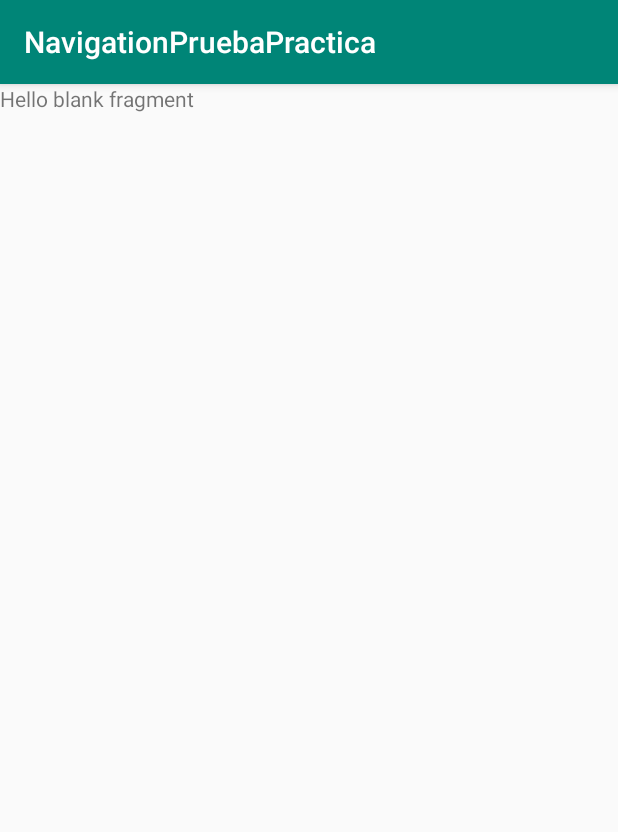
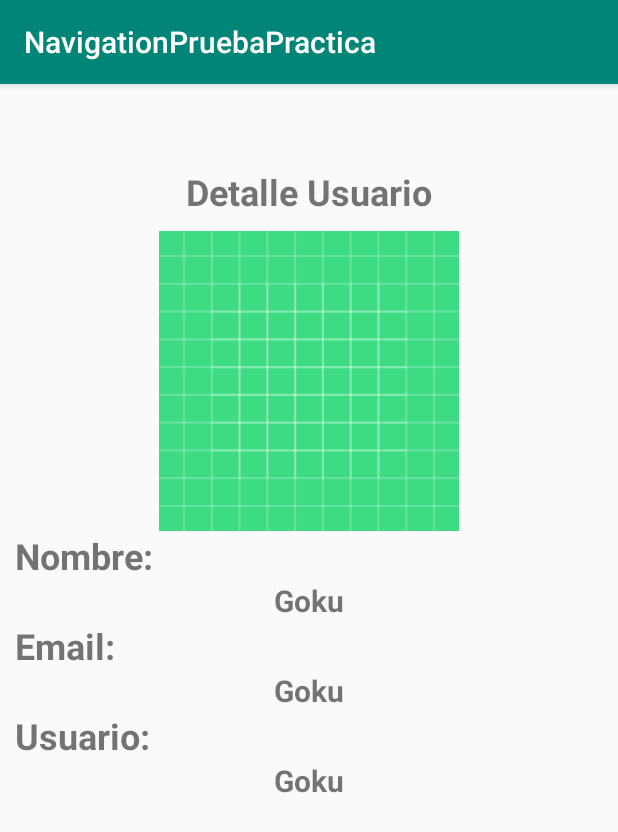
Before and after one commit to yonattan95/DGForm, an Android app: the fragment PerfilFragment shown on its own in the app's theme, on a phone screen of 412 x 824 dp. Shown: the top 832 px of the screen. Run offline under Robolectric (Android 15) with nearby library versions, the phone set to English and light mode, and no system bars; our stand-ins replace Volley; network calls fail.

Commit message:
Pefil Usuario
Se agrego la pantalla de perfil de usuario

```diff
--- /dev/null
+++ b/AppMovil/app/src/main/java/com/example/navigationdrawerpractica/Entidades/Usuario.java
@@ -0,0 +1,30 @@
+package com.example.navigationdrawerpractica.Entidades;
+
+
+public class Usuario {
+    private String xNombre, email, Usuario;
+
+    public String getxNombre() {
+        return xNombre;
+    }
+
+    public void setxNombre(String xNombre) {
+        this.xNombre = xNombre;
+    }
+
+    public String getEmail() {
+        return email;
+    }
+
+    public void setEmail(String email) {
+        this.email = email;
+    }
+
+    public String getUsuario() {
+        return Usuario;
+    }
+
+    public void setUsuario(String usuario) {
+        Usuario = usuario;
+    }
+}
--- a/AppMovil/app/src/main/java/com/example/navigationdrawerpractica/Fragments/PerfilFragment.java
+++ b/AppMovil/app/src/main/java/com/example/navigationdrawerpractica/Fragments/PerfilFragment.java
@@ -1,44 +1,50 @@
 package com.example.navigationdrawerpractica.Fragments;
 
+import android.app.ProgressDialog;
 import android.os.Bundle;
 
 import androidx.fragment.app.Fragment;
+import androidx.recyclerview.widget.RecyclerView;
 
+import android.util.Log;
 import android.view.LayoutInflater;
 import android.view.View;
 import android.view.ViewGroup;
+import android.widget.Button;
+import android.widget.TextView;
+import android.widget.Toast;
 
+import com.android.volley.Request;
+import com.android.volley.RequestQueue;
+import com.android.volley.Response;
+import com.android.volley.VolleyError;
+import com.android.volley.toolbox.JsonObjectRequest;
+import com.android.volley.toolbox.Volley;
+import com.example.navigationdrawerpractica.Entidades.Usuario;
 import com.example.navigationdrawerpractica.R;
 
-/**
- * A simple {@link Fragment} subclass.
- * Use the {@link PerfilFragment#newInstance} factory method to
- * create an instance of this fragment.
- */
-public class PerfilFragment extends Fragment {
+import org.json.JSONArray;
+import org.json.JSONException;
+import org.json.JSONObject;
 
-    // TODO: Rename parameter arguments, choose names that match
-    // the fragment initialization parameters, e.g. ARG_ITEM_NUMBER
+
+public class PerfilFragment extends Fragment implements Response.ErrorListener, Response.Listener<JSONObject> {
+
     private static final String ARG_PARAM1 = "param1";
     private static final String ARG_PARAM2 = "param2";
 
-    // TODO: Rename and change types of parameters
     private String mParam1;
     private String mParam2;
+
+    RequestQueue request;
+    TextView tvCod_usu,tvemail_usuario,tvnombre_usuario;
+    JsonObjectRequest jsonObjectRequest;
+    ProgressDialog progreso;
 
     public PerfilFragment() {
         // Required empty public constructor
     }
 
-    /**
-     * Use this factory method to create a new instance of
-     * this fragment using the provided parameters.
-     *
-     * @param param1 Parameter 1.
-     * @param param2 Parameter 2.
-     * @return A new instance of fragment PerfilFragment.
-     */
-    // TODO: Rename and change types and number of parameters
     public static PerfilFragment newInstance(String param1, String param2) {
         PerfilFragment fragment = new PerfilFragment();
         Bundle args = new Bundle();
@@ -60,7 +66,42 @@ public class PerfilFragment extends Fragment {
     @Override
     public View onCreateView(LayoutInflater inflater, ViewGroup container,
                              Bundle savedInstanceState) {
-        // Inflate the layout for this fragment
-        return inflater.inflate(R.layout.fragment_perfil, container, false);
+        View view = inflater.inflate(R.layout.fragment_perfil, container, false);
+        tvCod_usu = view.findViewById(R.id.tvCod_usuario);
+        tvemail_usuario = view.findViewById(R.id.tvemail_usuario);
+        tvnombre_usuario = view.findViewById(R.id.tvnombre_usuario);
+
+        request = Volley.newRequestQueue(getContext());
+        fillLista();
+        return view;
+    }
+    private void fillLista() {
+        progreso = new ProgressDialog(getContext());
+        progreso.setMessage("Usuario...");
+        progreso.show();
+
+        String url = "http://dgform.ga/interviewers/"+ "1";
+        jsonObjectRequest = new JsonObjectRequest(Request.Method.GET,url,null,this,this);
+        request.add(jsonObjectRequest);
+    }
+
+    @Override
+    public void onErrorResponse(VolleyError error) {
+        progreso.hide();
+        Toast.makeText(getContext(),"No se pudo registrar"+error.toString(),Toast.LENGTH_SHORT).show();
+        Log.i("ERROR",error.toString());
+    }
+
+    @Override
+    public void onResponse(JSONObject response) {
+        progreso.hide();
+        Usuario miUsuario = new Usuario();
+        JSONObject jsonObject = response.optJSONObject("data");
+        miUsuario.setxNombre(jsonObject.optString("userId"));
+        miUsuario.setEmail(jsonObject.optString("email"));
+        miUsuario.setUsuario(jsonObject.optString("username"));
+        tvCod_usu.setText(miUsuario.getUsuario());
+        tvemail_usuario.setText(miUsuario.getEmail());
+        tvnombre_usuario.setText(miUsuario.getxNombre());
     }
 }
--- a/AppMovil/app/src/main/java/com/example/navigationdrawerpractica/Interfaces/MainActivity.java
+++ b/AppMovil/app/src/main/java/com/example/navigationdrawerpractica/Interfaces/MainActivity.java
@@ -13,9 +13,11 @@ import android.content.Context;
 import android.content.Intent;
 import android.content.SharedPreferences;
 import android.os.Bundle;
+import android.util.Log;
 import android.view.Menu;
 import android.view.MenuItem;
 import android.widget.TextView;
+import android.widget.Toast;
 
 import com.android.volley.Request;
 import com.android.volley.RequestQueue;
@@ -24,11 +26,14 @@ import com.android.volley.VolleyError;
 import com.android.volley.toolbox.JsonObjectRequest;
 import com.android.volley.toolbox.Volley;
 import com.example.navigationdrawerpractica.Entidades.Persona;
+import com.example.navigationdrawerpractica.Entidades.Usuario;
 import com.example.navigationdrawerpractica.Fragments.DetallePersonaFragment;
 import com.example.navigationdrawerpractica.Fragments.Detalle_HistorialFragment;
+import com.example.navigationdrawerpractica.Fragments.EncuestaFragment;
 import com.example.navigationdrawerpractica.Fragments.GraficoFragment;
 import com.example.navigationdrawerpractica.Fragments.HistorailFragment;
 import com.example.navigationdrawerpractica.Fragments.MainFragment;
+import com.example.navigationdrawerpractica.Fragments.PerfilFragment;
 import com.example.navigationdrawerpractica.Fragments.PersonasFragment;
 import com.example.navigationdrawerpractica.R;
 import com.google.android.material.navigation.NavigationView;
@@ -50,6 +55,7 @@ public class MainActivity extends AppCompatActivity implements NavigationView.On
     //variable del fragment detalle
     DetallePersonaFragment detallePersonaFragment;
     TextView tvDatTotCom,tvDatTotPen ;
+    JsonObjectRequest jsonObjectRequest;
 
 
     @Override
@@ -108,13 +114,14 @@ public class MainActivity extends AppCompatActivity implements NavigationView.On
         if(menuItem.getItemId() == R.id.personas){
             fragmentManager = getSupportFragmentManager();
             fragmentTransaction = fragmentManager.beginTransaction();
-            fragmentTransaction.replace(R.id.container_fragment,new PersonasFragment());
+            //fragmentTransaction.replace(R.id.container_fragment,new PersonasFragment());
+            fragmentTransaction.replace(R.id.container_fragment,new EncuestaFragment());
             fragmentTransaction.commit();
         }
         if(menuItem.getItemId() == R.id.gestion){
             fragmentManager = getSupportFragmentManager();
             fragmentTransaction = fragmentManager.beginTransaction();
-            fragmentTransaction.replace(R.id.container_fragment,new HistorailFragment());
+            fragmentTransaction.replace(R.id.container_fragment,new Detalle_HistorialFragment());
             fragmentTransaction.commit();
         }
         if(menuItem.getItemId() == R.id.home2){
@@ -129,7 +136,8 @@ public class MainActivity extends AppCompatActivity implements NavigationView.On
         if(menuItem.getItemId() == R.id.home3){
             fragmentManager = getSupportFragmentManager();
             fragmentTransaction = fragmentManager.beginTransaction();
-            fragmentTransaction.replace(R.id.container_fragment,new Detalle_HistorialFragment());
+            fragmentTransaction.replace(R.id.container_fragment,new PerfilFragment());
+            //fragmentTransaction.replace(R.id.container_fragment,new Detalle_HistorialFragment());
             fragmentTransaction.commit();
         }
         if(menuItem.getItemId() == R.id.personas2){
--- a/AppMovil/app/src/main/res/layout/fragment_perfil.xml
+++ b/AppMovil/app/src/main/res/layout/fragment_perfil.xml
@@ -1,14 +1,90 @@
 <?xml version="1.0" encoding="utf-8"?>
-<FrameLayout xmlns:android="http://schemas.android.com/apk/res/android"
+<LinearLayout xmlns:android="http://schemas.android.com/apk/res/android"
     xmlns:tools="http://schemas.android.com/tools"
+    android:orientation="vertical"
     android:layout_width="match_parent"
     android:layout_height="match_parent"
-    tools:context=".Fragments.PerfilFragment">
+    android:layout_marginTop="55dp">
 
-    <!-- TODO: Update blank fragment layout -->
     <TextView
         android:layout_width="match_parent"
-        android:layout_height="match_parent"
-        android:text="@string/hello_blank_fragment" />
+        android:layout_height="wrap_content"
+        android:gravity="center"
+        android:paddingBottom="10dp"
+        android:text="Detalle Usuario"
+        android:textSize="24sp"
+        android:textStyle="bold">
 
-</FrameLayout>
+    </TextView>
+
+    <ImageView
+        android:id="@+id/imagen_PerfilUsuario"
+        android:layout_width="200dp"
+        android:layout_height="200dp"
+        android:layout_gravity="center"
+        android:src="@drawable/ic_launcher_background"
+        >
+
+    </ImageView>
+
+    <TextView
+        android:text="Nombre:"
+        android:paddingLeft="10dp"
+        android:textSize="24sp"
+        android:textStyle="bold"
+        android:layout_width="match_parent"
+        android:layout_height="wrap_content">
+
+    </TextView>
+    <TextView
+        android:id="@+id/tvnombre_usuario"
+        android:text="Goku"
+        android:gravity="center"
+        android:textSize="20sp"
+        android:textStyle="bold"
+        android:layout_width="match_parent"
+        android:layout_height="wrap_content">
+
+    </TextView>
+
+    <TextView
+        android:text="Email:"
+        android:paddingLeft="10dp"
+        android:textSize="24sp"
+        android:textStyle="bold"
+        android:layout_width="match_parent"
+        android:layout_height="wrap_content">
+
+    </TextView>
+    <TextView
+        android:id="@+id/tvemail_usuario"
+        android:text="Goku"
+        android:gravity="center"
+        android:textSize="20sp"
+        android:textStyle="bold"
+        android:layout_width="match_parent"
+        android:layout_height="wrap_content">
+    </TextView>
+    <TextView
+        android:text="Usuario:"
+        android:paddingLeft="10dp"
+        android:textSize="24sp"
+        android:textStyle="bold"
+        android:layout_width="match_parent"
+        android:layout_height="wrap_content">
+
+    </TextView>
+    <TextView
+        android:id="@+id/tvCod_usuario"
+        android:text="Goku"
+        android:gravity="center"
+        android:textSize="20sp"
+        android:textStyle="bold"
+        android:layout_width="match_parent"
+        android:layout_height="wrap_content">
+
+    </TextView>
+
+
+
+</LinearLayout>
```
